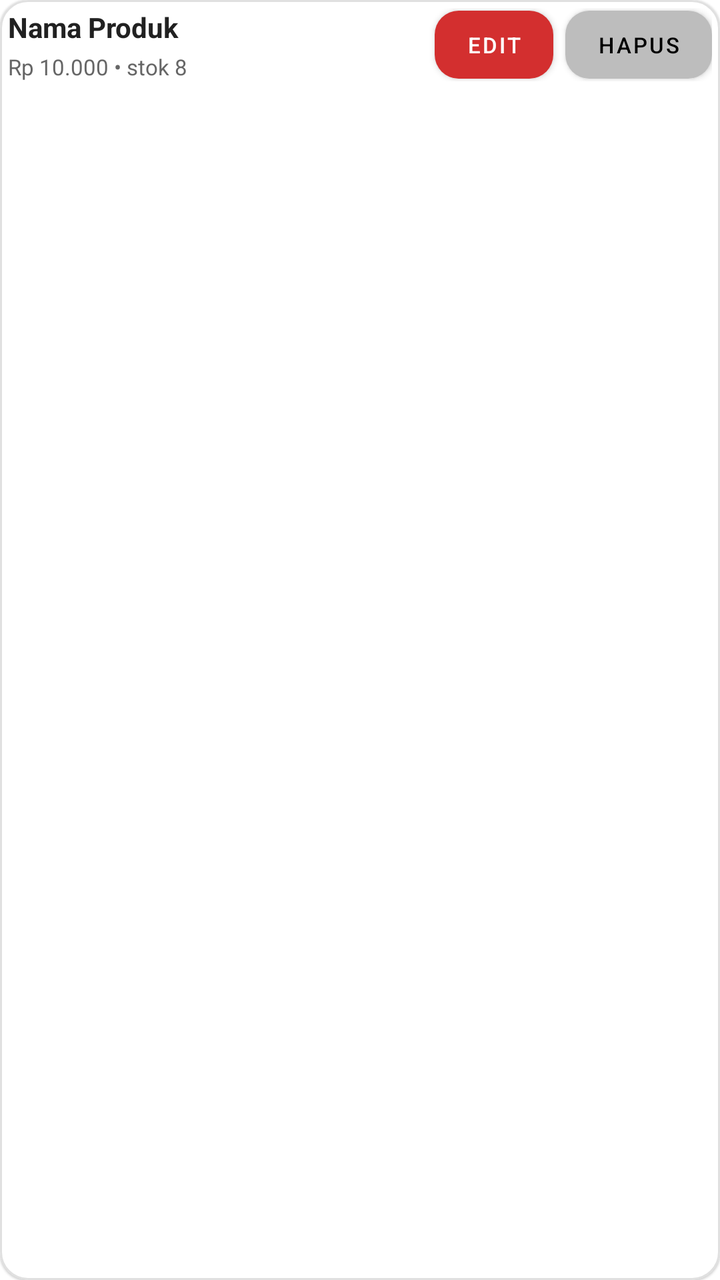
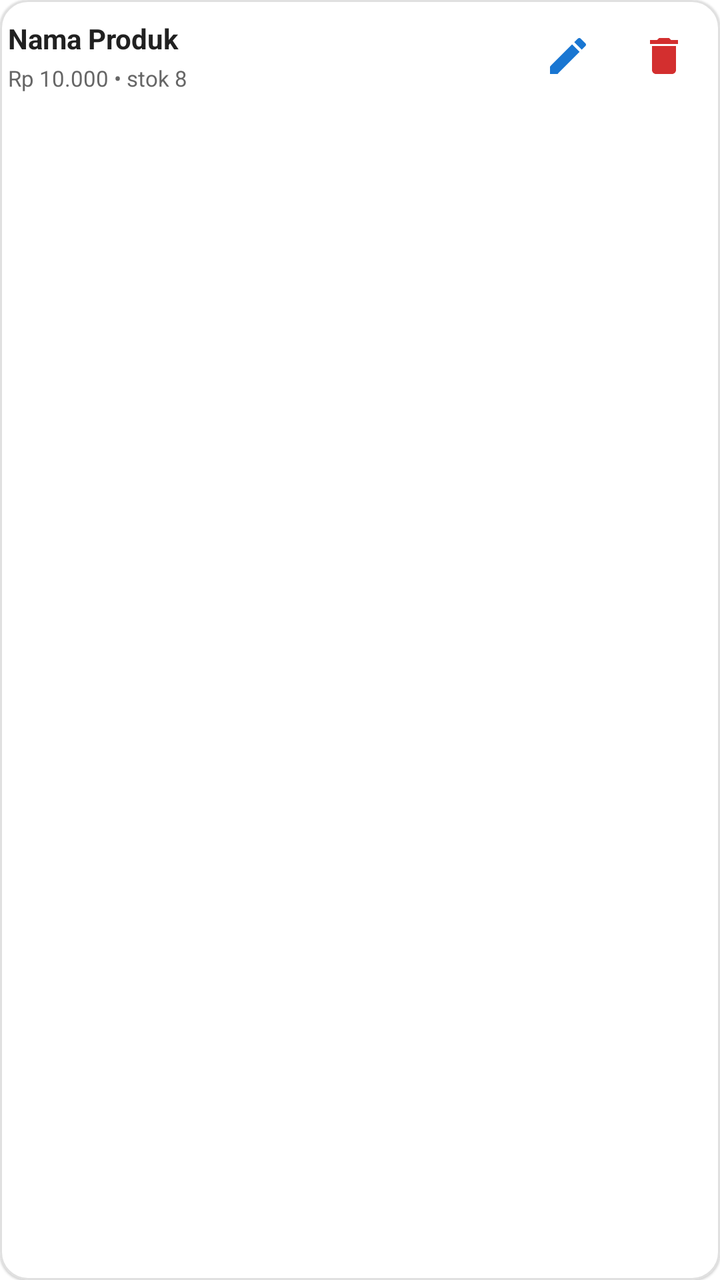

Two renders of the same Android screen: before a commit and after it. Below are the layout's source before the change and the commit's diff.
<!-- AndroidManifest.xml: application theme Theme.DasPos -->
<!-- res/layout/item_product.xml -->
<?xml version="1.0" encoding="utf-8"?>
<com.google.android.material.card.MaterialCardView xmlns:android="http://schemas.android.com/apk/res/android"
    xmlns:app="http://schemas.android.com/apk/res-auto"
    xmlns:tools="http://schemas.android.com/tools"
    android:layout_width="match_parent"
    android:layout_height="wrap_content"
    android:layout_marginBottom="10dp"
    app:cardCornerRadius="14dp"
    app:cardElevation="0.5dp"
    app:strokeColor="@color/divider"
    app:strokeWidth="1dp">

    <LinearLayout
        android:layout_width="match_parent"
        android:layout_height="wrap_content"
        android:gravity="center_vertical"
        android:orientation="horizontal"
        android:padding="4dp">

        <LinearLayout
            android:layout_width="0dp"
            android:layout_height="wrap_content"
            android:layout_weight="1"
            android:orientation="vertical">

            <TextView
                android:id="@+id/tvProductName"
                android:layout_width="wrap_content"
                android:layout_height="wrap_content"
                android:text="Nama Produk"
                android:textColor="@color/text_primary"
                android:textSize="14sp"
                android:textStyle="bold" />

            <TextView
                android:id="@+id/tvProductInfo"
                android:layout_width="wrap_content"
                android:layout_height="wrap_content"
                android:layout_marginTop="3dp"
                android:text="Rp 10.000 • stok 8"
                android:textColor="@color/text_secondary"
                android:textSize="11sp" />
        </LinearLayout>

        <com.google.android.material.button.MaterialButton
            android:id="@+id/btnEdit"
            style="@style/DasPosDangerButton"
            android:layout_width="wrap_content"
            android:layout_height="34dp"
            android:insetTop="0dp"
            android:insetBottom="0dp"
            android:minWidth="0dp"
            android:text="@string/edit"
            android:textSize="11sp"
            tools:ignore="TouchTargetSizeCheck" />

        <com.google.android.material.button.MaterialButton
            android:id="@+id/btnDelete"
            style="@style/DasPosGrayButton"
            android:layout_width="wrap_content"
            android:layout_height="34dp"
            android:layout_marginStart="6dp"
            android:insetTop="0dp"
            android:insetBottom="0dp"
            android:minWidth="0dp"
            android:text="@string/delete"
            android:textSize="11sp"
            tools:ignore="TouchTargetSizeCheck" />
    </LinearLayout>
</com.google.android.material.card.MaterialCardView>
<!-- resources referenced by this layout -->
<resources>
  <color name="divider">#E0E0E0</color>
  <color name="text_primary">#212121</color>
  <color name="text_secondary">#666666</color>
  <string name="delete">Hapus</string>
  <string name="edit">Edit</string>
  <style name="DasPosDangerButton" parent="Widget.MaterialComponents.Button">
          <item name="backgroundTint">@color/danger_red</item>
          <item name="android:textColor">@color/surface_white</item>
          <item name="cornerRadius">12sp</item>
          <item name="android:minHeight">48dp</item>
      </style>
  <style name="DasPosGrayButton" parent="Widget.MaterialComponents.Button">
          <item name="backgroundTint">@color/button_gray</item>
          <item name="android:textColor">@android:color/black</item>
          <item name="android:textSize">12sp</item>
          <item name="cornerRadius">12dp</item>
          <item name="android:minHeight">48dp</item>
      </style>
  <style name="Theme.DasPos" parent="Theme.MaterialComponents.Light.NoActionBar">
          <item name="colorPrimary">@color/primary_green</item>
          <item name="colorPrimaryVariant">@color/primary_green_dark</item>
          <item name="colorOnPrimary">@color/surface_white</item>
          <item name="colorSurface">@color/surface_white</item>
          <item name="android:statusBarColor">@color/primary_green_dark</item>
      </style>
  <color name="danger_red">#D32F2F</color>
  <color name="surface_white">#FFFFFF</color>
  <color name="button_gray">#BDBDBD</color>
  <color name="primary_green">#388E3C</color>
  <color name="primary_green_dark">#2E7D32</color>
</resources>

<!-- the commit's change to res/layout/item_product.xml (unified diff, before → after) -->
@@ -42,29 +42,26 @@
                 android:textSize="11sp" />
         </LinearLayout>
 
-        <com.google.android.material.button.MaterialButton
+        <ImageButton
             android:id="@+id/btnEdit"
-            style="@style/DasPosDangerButton"
-            android:layout_width="wrap_content"
-            android:layout_height="34dp"
-            android:insetTop="0dp"
-            android:insetBottom="0dp"
+            android:layout_width="48dp"
+            android:layout_height="48dp"
+            android:background="?attr/selectableItemBackgroundBorderless"
             android:minWidth="0dp"
-            android:text="@string/edit"
-            android:textSize="11sp"
-            tools:ignore="TouchTargetSizeCheck" />
+            android:contentDescription="@string/edit"
+            android:padding="4dp"
+            android:src="@drawable/ic_pencil"
+            app:tint="@color/accent_blue" />
 
-        <com.google.android.material.button.MaterialButton
+        <ImageButton
             android:id="@+id/btnDelete"
-            style="@style/DasPosGrayButton"
-            android:layout_width="wrap_content"
-            android:layout_height="34dp"
-            android:layout_marginStart="6dp"
-            android:insetTop="0dp"
-            android:insetBottom="0dp"
+            android:layout_width="48dp"
+            android:layout_height="48dp"
+            android:background="?attr/selectableItemBackgroundBorderless"
             android:minWidth="0dp"
-            android:text="@string/delete"
-            android:textSize="11sp"
-            tools:ignore="TouchTargetSizeCheck" />
+            android:contentDescription="@string/delete"
+            android:padding="4dp"
+            android:src="@drawable/ic_trash"
+            app:tint="@color/danger_red" />
     </LinearLayout>
 </com.google.android.material.card.MaterialCardView>
<!-- resource entries referenced after the edit -->
@@ -1,23 +1,33 @@
 <!-- resources referenced by this layout -->
 <resources>
+  <color name="accent_blue">#1976D2</color>
   <color name="divider">#E0E0E0</color>
   <color name="text_primary">#212121</color>
   <color name="text_secondary">#666666</color>
+  <!-- drawable ic_pencil (drawable) -->
+  <vector xmlns:android="http://schemas.android.com/apk/res/android"
+      android:width="24dp"
+      android:height="24dp"
+      android:viewportWidth="24.0"
+      android:viewportHeight="24.0">
+      <path
+          android:fillColor="@color/primary_green"
+          android:pathData="M3,17.25V21h3.75L17.81,9.94l-3.75,-3.75L3,17.25zM20.71,7.04c0.39,-0.39 0.39,-1.02 0,-1.41l-2.34,-2.34c-0.39,-0.39 -1.02,-0.39 -1.41,0l-1.83,1.83 3.75,3.75 1.83,-1.83z"/>
+  </vector>
+  <!-- drawable ic_trash (drawable) -->
+  <?xml version="1.0" encoding="utf-8"?>
+  
+  <vector xmlns:android="http://schemas.android.com/apk/res/android"
+      android:width="24dp"
+      android:height="24dp"
+      android:viewportWidth="24.0"
+      android:viewportHeight="24.0">
+      <path
+          android:fillColor="#FFF"
+          android:pathData="M6,19c0,1.1 0.9,2 2,2h8c1.1,0 2,-0.9 2,-2V7H6v12zM19,4h-3.5l-1,-1h-5l-1,1H5v2h14V4z"/>
+  </vector>
   <string name="delete">Hapus</string>
   <string name="edit">Edit</string>
-  <style name="DasPosDangerButton" parent="Widget.MaterialComponents.Button">
-          <item name="backgroundTint">@color/danger_red</item>
-          <item name="android:textColor">@color/surface_white</item>
-          <item name="cornerRadius">12sp</item>
-          <item name="android:minHeight">48dp</item>
-      </style>
-  <style name="DasPosGrayButton" parent="Widget.MaterialComponents.Button">
-          <item name="backgroundTint">@color/button_gray</item>
-          <item name="android:textColor">@android:color/black</item>
-          <item name="android:textSize">12sp</item>
-          <item name="cornerRadius">12dp</item>
-          <item name="android:minHeight">48dp</item>
-      </style>
   <style name="Theme.DasPos" parent="Theme.MaterialComponents.Light.NoActionBar">
           <item name="colorPrimary">@color/primary_green</item>
           <item name="colorPrimaryVariant">@color/primary_green_dark</item>
@@ -27,7 +37,6 @@
       </style>
   <color name="danger_red">#D32F2F</color>
   <color name="surface_white">#FFFFFF</color>
-  <color name="button_gray">#BDBDBD</color>
   <color name="primary_green">#388E3C</color>
   <color name="primary_green_dark">#2E7D32</color>
 </resources>
